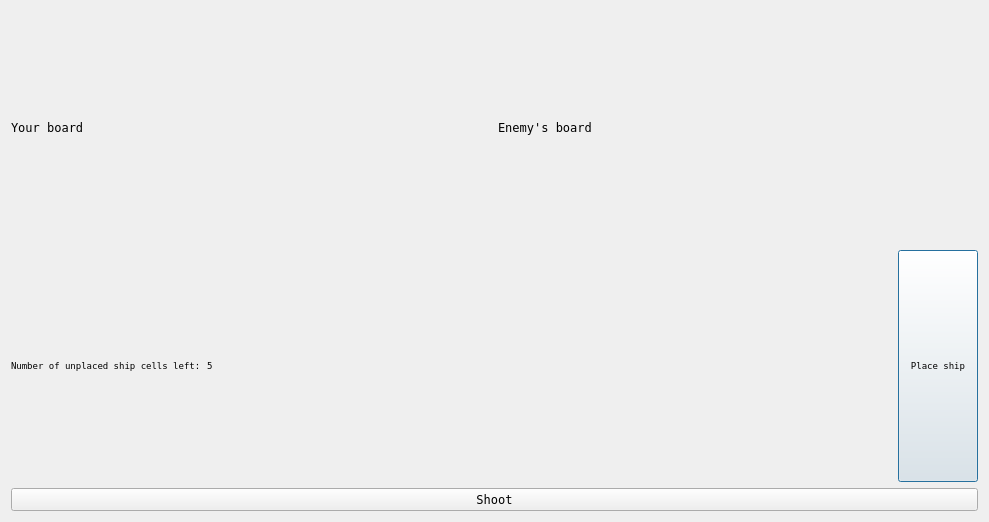
Qt form SeaBattleUI/player1window.ui (MykytaKa/University) before a commit.
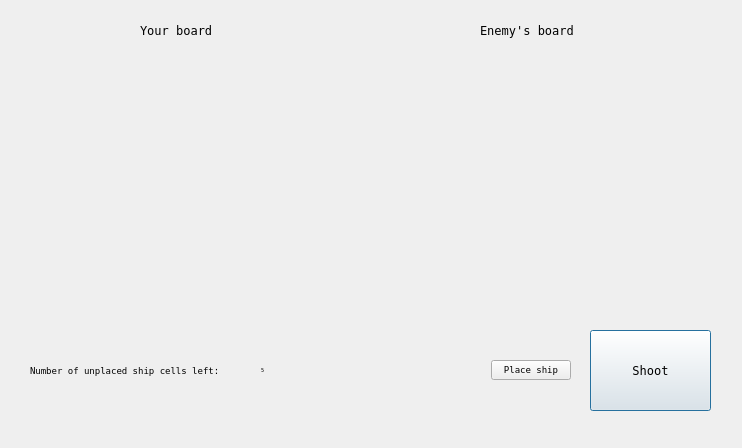
The same form after that commit.

Commit message: add filing boards with dynamic buttons

Patch:
```diff
--- a/SeaBattleUI/player1window.ui
+++ b/SeaBattleUI/player1window.ui
@@ -6,22 +6,101 @@
    <rect>
     <x>0</x>
     <y>0</y>
-    <width>989</width>
-    <height>522</height>
+    <width>742</width>
+    <height>448</height>
    </rect>
   </property>
+  <property name="minimumSize">
+   <size>
+    <width>742</width>
+    <height>448</height>
+   </size>
+  </property>
   <property name="maximumSize">
    <size>
-    <width>1312435</width>
-    <height>5125327</height>
+    <width>850</width>
+    <height>448</height>
    </size>
   </property>
   <property name="windowTitle">
    <string>Dialog</string>
   </property>
-  <layout class="QGridLayout" name="gridLayout">
-   <item row="3" column="0">
-    <layout class="QGridLayout" name="gridLayout_3" rowstretch="0,0,0,0,0,0,0,0,0">
+  <widget class="QLabel" name="label_2">
+   <property name="geometry">
+    <rect>
+     <x>140</x>
+     <y>20</y>
+     <width>100</width>
+     <height>20</height>
+    </rect>
+   </property>
+   <property name="font">
+    <font>
+     <family>Terminal</family>
+    </font>
+   </property>
+   <property name="text">
+    <string>Your board</string>
+   </property>
+  </widget>
+  <widget class="QLabel" name="label_5">
+   <property name="geometry">
+    <rect>
+     <x>480</x>
+     <y>20</y>
+     <width>130</width>
+     <height>20</height>
+    </rect>
+   </property>
+   <property name="font">
+    <font>
+     <family>Terminal</family>
+    </font>
+   </property>
+   <property name="text">
+    <string>Enemy's board</string>
+   </property>
+   <property name="textFormat">
+    <enum>Qt::AutoText</enum>
+   </property>
+  </widget>
+  <widget class="QPushButton" name="ShootButtonPl_1">
+   <property name="geometry">
+    <rect>
+     <x>590</x>
+     <y>330</y>
+     <width>121</width>
+     <height>81</height>
+    </rect>
+   </property>
+   <property name="sizePolicy">
+    <sizepolicy hsizetype="Minimum" vsizetype="Minimum">
+     <horstretch>0</horstretch>
+     <verstretch>0</verstretch>
+    </sizepolicy>
+   </property>
+   <property name="font">
+    <font>
+     <family>Terminal</family>
+    </font>
+   </property>
+   <property name="cursor">
+    <cursorShape>PointingHandCursor</cursorShape>
+   </property>
+   <property name="text">
+    <string>Shoot</string>
+   </property>
+  </widget>
+  <widget class="QWidget" name="">
+   <property name="geometry">
+    <rect>
+     <x>20</x>
+     <y>50</y>
+     <width>341</width>
+     <height>251</height>
+    </rect>
+   </property>
+   <layout class="QGridLayout" name="MyBoard" rowstretch="0,0">
      <property name="horizontalSpacing">
       <number>2</number>
      </property>
@@ -99,12 +178,18 @@
       </layout>
      </item>
     </layout>
-   </item>
-   <item row="4" column="0" colspan="2">
+  </widget>
+  <widget class="QWidget" name="">
+   <property name="geometry">
+    <rect>
+     <x>30</x>
+     <y>330</y>
+     <width>541</width>
+     <height>81</height>
+    </rect>
+   </property>
     <layout class="QHBoxLayout" name="horizontalLayout_2">
      <item>
-      <layout class="QHBoxLayout" name="horizontalLayout">
-       <item>
         <widget class="QLabel" name="label">
          <property name="font">
           <font>
@@ -118,11 +203,25 @@
         </widget>
        </item>
        <item>
+     <layout class="QHBoxLayout" name="horizontalLayout">
+      <item>
         <widget class="QLabel" name="label_3">
+        <property name="maximumSize">
+         <size>
+          <width>16777215</width>
+          <height>16777215</height>
+         </size>
+        </property>
+        <property name="sizeIncrement">
+         <size>
+          <width>0</width>
+          <height>0</height>
+         </size>
+        </property>
          <property name="font">
           <font>
            <family>Terminal</family>
-           <pointsize>7</pointsize>
+          <pointsize>4</pointsize>
           </font>
          </property>
          <property name="text">
@@ -132,28 +231,15 @@
        </item>
       </layout>
      </item>
-     <item>
-      <spacer name="horizontalSpacer">
-       <property name="orientation">
-        <enum>Qt::Horizontal</enum>
-       </property>
-       <property name="sizeHint" stdset="0">
-        <size>
-         <width>80</width>
-         <height>20</height>
-        </size>
-       </property>
-      </spacer>
-     </item>
      <item>
       <widget class="QPushButton" name="pushButton_11">
        <property name="enabled">
         <bool>true</bool>
        </property>
        <property name="sizePolicy">
-        <sizepolicy hsizetype="Minimum" vsizetype="Preferred">
-         <horstretch>0</horstretch>
-         <verstretch>0</verstretch>
+       <sizepolicy hsizetype="Fixed" vsizetype="Fixed">
+        <horstretch>50</horstretch>
+        <verstretch>50</verstretch>
         </sizepolicy>
        </property>
        <property name="font">
@@ -177,84 +263,92 @@
       </widget>
      </item>
     </layout>
-   </item>
-   <item row="5" column="0" colspan="2">
-    <widget class="QPushButton" name="pushButton_10">
-     <property name="font">
-      <font>
-       <family>Terminal</family>
-      </font>
-     </property>
-     <property name="cursor">
-      <cursorShape>PointingHandCursor</cursorShape>
-     </property>
-     <property name="text">
-      <string>Shoot</string>
-     </property>
-    </widget>
-   </item>
-   <item row="0" column="0">
-    <widget class="QLabel" name="label_2">
-     <property name="font">
-      <font>
-       <family>Terminal</family>
-      </font>
-     </property>
-     <property name="text">
-      <string>Your board</string>
-     </property>
-    </widget>
-   </item>
+  </widget>
+  <widget class="QWidget" name="">
+   <property name="geometry">
+    <rect>
+     <x>380</x>
+     <y>50</y>
+     <width>341</width>
+     <height>251</height>
+    </rect>
+   </property>
+   <layout class="QGridLayout" name="EnemyBoard">
+    <property name="horizontalSpacing">
+     <number>2</number>
+    </property>
    <item row="0" column="1">
-    <widget class="QLabel" name="label_5">
-     <property name="font">
-      <font>
-       <family>Terminal</family>
-      </font>
-     </property>
-     <property name="text">
-      <string>Enemy's board</string>
-     </property>
-     <property name="textFormat">
-      <enum>Qt::AutoText</enum>
-     </property>
-    </widget>
-   </item>
-   <item row="3" column="1">
-    <layout class="QGridLayout" name="gridLayout_2">
-     <item row="0" column="4">
-      <layout class="QVBoxLayout" name="column5Enemy"/>
-     </item>
-     <item row="0" column="6">
-      <layout class="QVBoxLayout" name="column7Enemy"/>
-     </item>
-     <item row="0" column="3">
-      <layout class="QVBoxLayout" name="column4Enemy"/>
+     <layout class="QVBoxLayout" name="column2Enemy">
+      <property name="spacing">
+       <number>2</number>
+      </property>
+     </layout>
+    </item>
+    <item row="0" column="0">
+     <layout class="QVBoxLayout" name="column1Enemy">
+      <property name="spacing">
+       <number>2</number>
+      </property>
+     </layout>
      </item>
      <item row="0" column="2">
-      <layout class="QVBoxLayout" name="column3Enemy"/>
-     </item>
-     <item row="0" column="0">
-      <layout class="QVBoxLayout" name="column1Enemy"/>
+     <layout class="QVBoxLayout" name="column3Enemy">
+      <property name="spacing">
+       <number>2</number>
+      </property>
+     </layout>
+    </item>
+    <item row="0" column="4">
+     <layout class="QVBoxLayout" name="column5Enemy">
+      <property name="spacing">
+       <number>2</number>
+      </property>
+     </layout>
+    </item>
+    <item row="0" column="5">
+     <layout class="QVBoxLayout" name="column6Enemy">
+      <property name="spacing">
+       <number>2</number>
+      </property>
+     </layout>
+    </item>
+    <item row="0" column="8">
+     <layout class="QVBoxLayout" name="column9Enemy">
+      <property name="spacing">
+       <number>2</number>
+      </property>
+     </layout>
      </item>
      <item row="0" column="7">
-      <layout class="QVBoxLayout" name="column8Enemy"/>
-     </item>
-     <item row="0" column="1">
-      <layout class="QVBoxLayout" name="column2Enemy"/>
+     <layout class="QVBoxLayout" name="column8Enemy">
+      <property name="spacing">
+       <number>2</number>
+      </property>
+     </layout>
+    </item>
+    <item row="0" column="6">
+     <layout class="QVBoxLayout" name="column7Enemy">
+      <property name="spacing">
+       <number>2</number>
+      </property>
+     </layout>
      </item>
      <item row="0" column="9">
-      <layout class="QVBoxLayout" name="column_10Enemy"/>
-     </item>
-     <item row="0" column="8">
-      <layout class="QVBoxLayout" name="column9Enemy"/>
-     </item>
-     <item row="0" column="5">
-      <layout class="QVBoxLayout" name="column6Enemy"/>
-     </item>
+     <layout class="QVBoxLayout" name="column_10Enemy">
+      <property name="spacing">
+       <number>2</number>
+      </property>
+     </layout>
+    </item>
+    <item row="0" column="3">
+     <layout class="QVBoxLayout" name="column4Enemy">
+      <property name="spacing">
+       <number>2</number>
+      </property>
     </layout>
    </item>
   </layout>
+  </widget>
  </widget>
  <resources/>
  <connections/>
```
Lines whose indentation alone changed are shown as unchanged. The commit also changes 9 other files.
